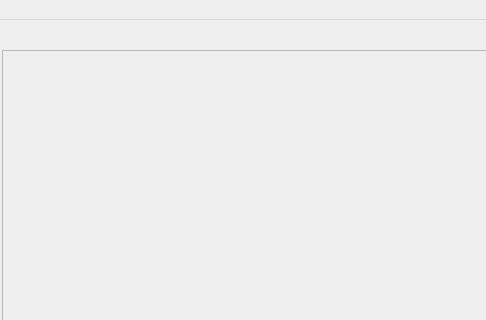
Old version of the form apollo/layout/mainwindow.ui in the repository OmmarShaikh01/Apollo; both pictures show x 0 to 486 and y 0 to 320 of the 800 by 600 pixel window.
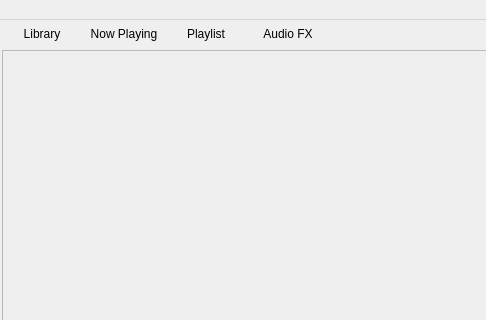
New version of the form.

Patch:
```diff
--- a/apollo/layout/mainwindow.ui
+++ b/apollo/layout/mainwindow.ui
@@ -133,7 +133,7 @@
              </size>
             </property>
             <property name="text">
-             <string/>
+             <string>Library</string>
             </property>
             <property name="flat">
              <bool>true</bool>
@@ -155,7 +155,7 @@
              </size>
             </property>
             <property name="text">
-             <string/>
+             <string>Now Playing</string>
             </property>
             <property name="flat">
              <bool>true</bool>
@@ -177,7 +177,7 @@
              </size>
             </property>
             <property name="text">
-             <string/>
+             <string>Playlist</string>
             </property>
             <property name="flat">
              <bool>true</bool>
@@ -199,51 +199,7 @@
              </size>
             </property>
             <property name="text">
-             <string/>
-            </property>
-            <property name="flat">
-             <bool>true</bool>
-            </property>
-           </widget>
-          </item>
-          <item>
-           <widget class="QPushButton" name="pushButton_12">
-            <property name="minimumSize">
-             <size>
-              <width>0</width>
-              <height>24</height>
-             </size>
-            </property>
-            <property name="maximumSize">
-             <size>
-              <width>16777215</width>
-              <height>24</height>
-             </size>
-            </property>
-            <property name="text">
-             <string/>
-            </property>
-            <property name="flat">
-             <bool>true</bool>
-            </property>
-           </widget>
-          </item>
-          <item>
-           <widget class="QPushButton" name="pushButton_16">
-            <property name="minimumSize">
-             <size>
-              <width>0</width>
-              <height>24</height>
-             </size>
-            </property>
-            <property name="maximumSize">
-             <size>
-              <width>16777215</width>
-              <height>24</height>
-             </size>
-            </property>
-            <property name="text">
-             <string/>
+             <string>Audio FX</string>
             </property>
             <property name="flat">
              <bool>true</bool>
```
Left out of the diff: 144 changed lines with no effect on the pictures.
